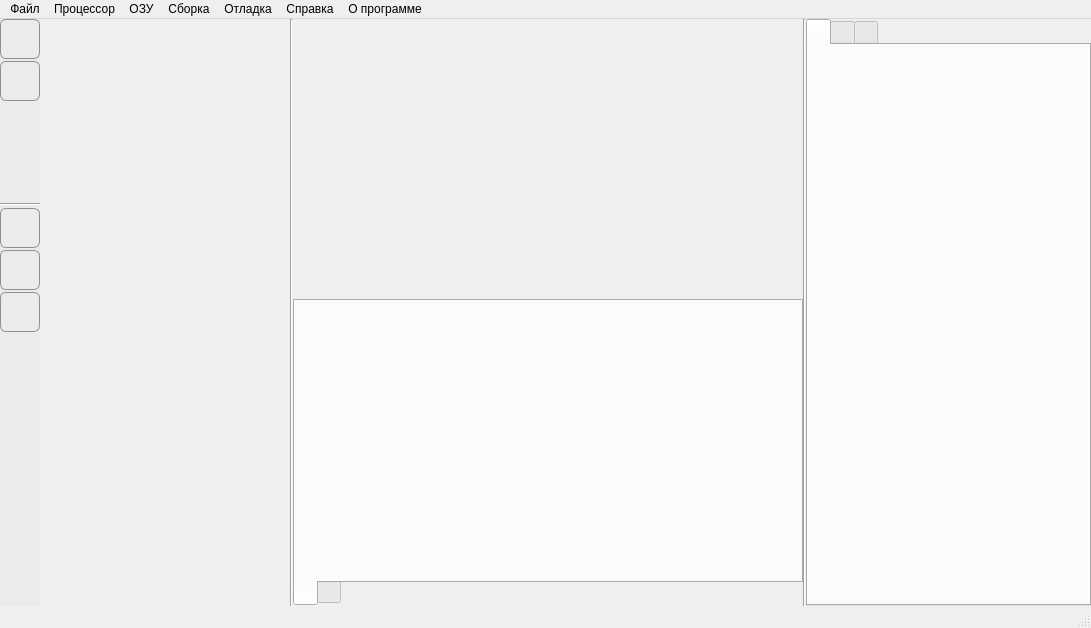
Above: mainwindow.ui from Buvaluy/VirtualMachine before the change. Below: the same form after it.
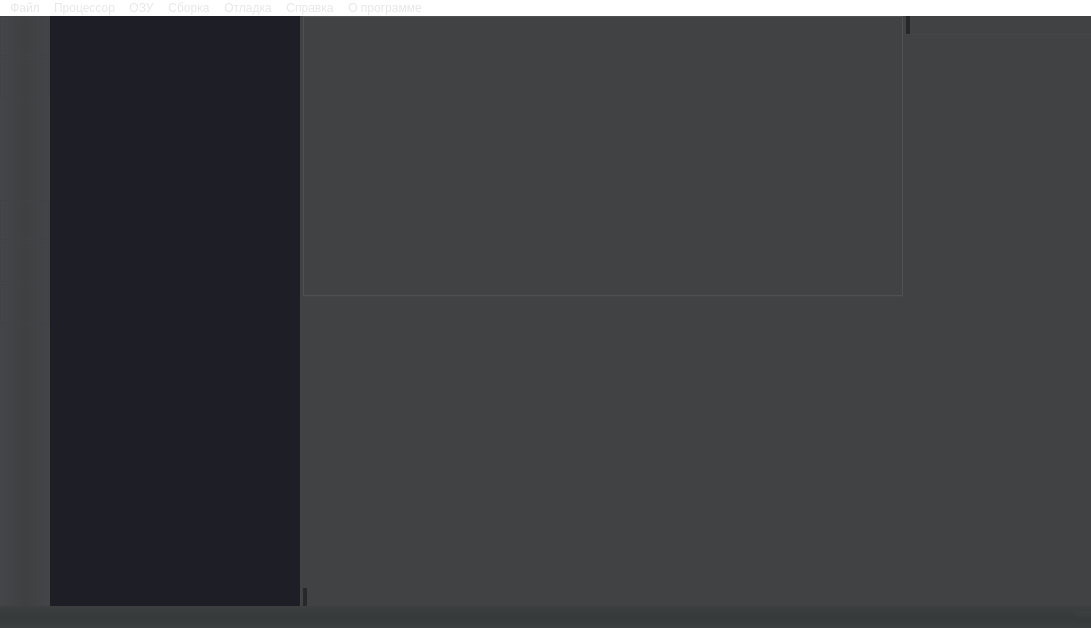
That is the form after the change. Icons and pictures are not drawn.

The edit to the form file:
```diff
--- a/mainwindow.ui
+++ b/mainwindow.ui
@@ -17,6 +17,12 @@
    <iconset resource="res.qrc">
     <normaloff>:/Icon.ico</normaloff>:/Icon.ico</iconset>
   </property>
+  <property name="styleSheet">
+   <string notr="true">QWidget {
+	
+	background-color: rgb(255, 255, 255);
+}</string>
+  </property>
   <property name="iconSize">
    <size>
     <width>36</width>
@@ -24,6 +30,14 @@
    </size>
   </property>
   <widget class="QWidget" name="centralWidget">
+   <property name="styleSheet">
+    <string notr="true">QWidget {
+	border: 0px;
+	color: rgb(236, 236, 236);
+	background-color: rgb(64, 66, 68);
+	font: 14pt &quot;Consolas&quot;;
+}</string>
+   </property>
    <layout class="QHBoxLayout" name="horizontalLayout">
     <property name="spacing">
      <number>0</number>
@@ -44,20 +58,19 @@
      <widget class="QWidget" name="widget_3" native="true">
       <property name="minimumSize">
        <size>
-        <width>40</width>
+        <width>50</width>
         <height>0</height>
        </size>
       </property>
       <property name="maximumSize">
        <size>
-        <width>40</width>
+        <width>50</width>
         <height>16777215</height>
        </size>
       </property>
       <property name="styleSheet">
        <string notr="true">QWidget {
-	
-	background-color: rgb(235, 235, 235);
+background-color: qlineargradient(spread:reflect, x1:0, y1:0, x2:0.517045, y2:0, stop:0 rgba(67, 69, 72, 255), stop:1 rgba(62, 64, 66, 255));
 }</string>
       </property>
       <layout class="QVBoxLayout" name="verticalLayout_9">
@@ -80,13 +93,13 @@
         <widget class="QPushButton" name="btnCode">
          <property name="minimumSize">
           <size>
-           <width>40</width>
+           <width>50</width>
            <height>40</height>
           </size>
          </property>
          <property name="maximumSize">
           <size>
-           <width>40</width>
+           <width>50</width>
            <height>40</height>
           </size>
          </property>
@@ -95,10 +108,7 @@
          </property>
          <property name="styleSheet">
           <string notr="true">QPushButton {
-    border: 1px solid #8f8f91;
-    border-radius: 6px;
-    background-color: qlineargradient(x1: 0, y1: 0, x2: 0, y2: 1,
-                                      stop: 0 #f6f7fa, stop: 1 #dadbde);
+	border: 1px solid rgb(64, 66, 69);
 }
 
 QPushButton:pressed {
@@ -136,13 +146,13 @@
         <widget class="QPushButton" name="btnDebug">
          <property name="minimumSize">
           <size>
-           <width>40</width>
+           <width>50</width>
            <height>40</height>
           </size>
          </property>
          <property name="maximumSize">
           <size>
-           <width>40</width>
+           <width>50</width>
            <height>40</height>
           </size>
          </property>
@@ -151,10 +161,7 @@
          </property>
          <property name="styleSheet">
           <string notr="true">QPushButton {
-    border: 1px solid #8f8f91;
-    border-radius: 6px;
-    background-color: qlineargradient(x1: 0, y1: 0, x2: 0, y2: 1,
-                                      stop: 0 #f6f7fa, stop: 1 #dadbde);
+	border: 1px solid rgb(64, 66, 69);
 }
 
 QPushButton:pressed {
@@ -204,24 +211,17 @@
          </property>
         </spacer>
        </item>
-       <item>
-        <widget class="Line" name="line">
-         <property name="orientation">
-          <enum>Qt::Horizontal</enum>
-         </property>
-        </widget>
-       </item>
        <item>
         <widget class="QPushButton" name="btnCompile">
          <property name="minimumSize">
           <size>
-           <width>0</width>
+           <width>50</width>
            <height>40</height>
           </size>
          </property>
          <property name="maximumSize">
           <size>
-           <width>40</width>
+           <width>50</width>
            <height>40</height>
           </size>
          </property>
@@ -230,10 +230,7 @@
          </property>
          <property name="styleSheet">
           <string notr="true">QPushButton {
-    border: 1px solid #8f8f91;
-    border-radius: 6px;
-    background-color: qlineargradient(x1: 0, y1: 0, x2: 0, y2: 1,
-                                      stop: 0 #f6f7fa, stop: 1 #dadbde);
+	border: 1px solid rgb(64, 66, 69);
 }
 
 QPushButton:pressed {
@@ -266,15 +263,18 @@
        </item>
        <item>
         <widget class="QPushButton" name="btnRun">
+         <property name="enabled">
+          <bool>false</bool>
+         </property>
          <property name="minimumSize">
           <size>
-           <width>40</width>
+           <width>50</width>
            <height>40</height>
           </size>
          </property>
          <property name="maximumSize">
           <size>
-           <width>40</width>
+           <width>50</width>
            <height>40</height>
           </size>
          </property>
@@ -283,10 +283,7 @@
          </property>
          <property name="styleSheet">
           <string notr="true">QPushButton {
-    border: 1px solid #8f8f91;
-    border-radius: 6px;
-    background-color: qlineargradient(x1: 0, y1: 0, x2: 0, y2: 1,
-                                      stop: 0 #f6f7fa, stop: 1 #dadbde);
+	border: 1px solid rgb(64, 66, 69);
 }
 
 QPushButton:pressed {
@@ -319,15 +316,18 @@
        </item>
        <item>
         <widget class="QPushButton" name="btnNext">
+         <property name="enabled">
+          <bool>false</bool>
+         </property>
          <property name="minimumSize">
           <size>
-           <width>40</width>
+           <width>50</width>
            <height>40</height>
           </size>
          </property>
          <property name="maximumSize">
           <size>
-           <width>40</width>
+           <width>50</width>
            <height>40</height>
           </size>
          </property>
@@ -336,10 +336,7 @@
          </property>
          <property name="styleSheet">
           <string notr="true">QPushButton {
-    border: 1px solid #8f8f91;
-    border-radius: 6px;
-    background-color: qlineargradient(x1: 0, y1: 0, x2: 0, y2: 1,
-                                      stop: 0 #f6f7fa, stop: 1 #dadbde);
+	border: 1px solid rgb(64, 66, 69);
 }
 
 QPushButton:pressed {
@@ -404,6 +401,12 @@
        <number>0</number>
       </property>
       <widget class="QWidget" name="page">
+       <property name="styleSheet">
+        <string notr="true">background-color: rgb(30, 30, 39);
+color: rgb(231, 231, 231);
+border: 0px;
+font: 14pt &quot;Consolas&quot;;</string>
+       </property>
        <layout class="QVBoxLayout" name="verticalLayout_8">
         <property name="spacing">
          <number>0</number>
@@ -473,13 +476,13 @@
        <widget class="QWidget" name="widget_2" native="true">
         <property name="minimumSize">
          <size>
-          <width>510</width>
+          <width>600</width>
           <height>280</height>
          </size>
         </property>
         <property name="maximumSize">
          <size>
-          <width>510</width>
+          <width>600</width>
           <height>280</height>
          </size>
         </property>
@@ -503,16 +506,19 @@
           <widget class="QWidget" name="widget" native="true">
            <property name="minimumSize">
             <size>
-             <width>510</width>
+             <width>600</width>
              <height>280</height>
             </size>
            </property>
            <property name="maximumSize">
             <size>
-             <width>510</width>
+             <width>600</width>
              <height>280</height>
             </size>
            </property>
+           <property name="styleSheet">
+            <string notr="true">border: 1px solid rgb(80, 80, 80);</string>
+           </property>
            <layout class="QVBoxLayout" name="verticalLayout_4">
             <property name="spacing">
              <number>0</number>
@@ -546,16 +552,45 @@
        <widget class="QTabWidget" name="tabRamConsole">
         <property name="minimumSize">
          <size>
-          <width>510</width>
+          <width>600</width>
           <height>0</height>
          </size>
         </property>
         <property name="maximumSize">
          <size>
-          <width>510</width>
+          <width>600</width>
           <height>16777215</height>
          </size>
         </property>
+        <property name="styleSheet">
+         <string notr="true">QTabWidget::pane { /* The tab widget frame */
+    border-top: 1px solid rgb(70, 70, 70);
+}
+
+QTabWidget::tab-bar {
+	border-top: 1px solid rgb(70, 70, 70);
+}
+
+/* Style the tab using the tab sub-control. Note that
+    it reads QTabBar _not_ QTabWidget */
+QTabBar::tab {
+	background-color: rgb(64, 66, 68);
+	padding: 2px;
+}
+
+QTabBar::tab:selected, QTabBar::tab:hover {
+background-color: rgb(38, 40, 41);
+}
+
+QTabBar::tab:selected {
+	
+	background-color: rgb(38, 40, 41);
+}
+
+QTabBar::tab:!selected {
+    margin-top: 0px; /* make non-selected tabs look smaller */
+}</string>
+        </property>
         <property name="tabPosition">
          <enum>QTabWidget::South</enum>
         </property>
@@ -655,6 +690,38 @@
     </item>
     <item>
      <widget class="QTabWidget" name="tabDevise">
+      <property name="layoutDirection">
+       <enum>Qt::LeftToRight</enum>
+      </property>
+      <property name="styleSheet">
+       <string notr="true">QTabWidget::pane { /* The tab widget frame */
+    border-top: 1px solid rgb(70, 70, 70);
+}
+
+QTabWidget::tab-bar {
+	border-top: 1px solid rgb(70, 70, 70);
+}
+
+/* Style the tab using the tab sub-control. Note that
+    it reads QTabBar _not_ QTabWidget */
+QTabBar::tab {
+	background-color: rgb(64, 66, 68);
+	padding: 2px;
+}
+
+QTabBar::tab:selected, QTabBar::tab:hover {
+background-color: rgb(38, 40, 41);
+}
+
+QTabBar::tab:selected {
+	
+	background-color: rgb(38, 40, 41);
+}
+
+QTabBar::tab:!selected {
+    margin-top: 0px; /* make non-selected tabs look smaller */
+}</string>
+      </property>
       <property name="tabPosition">
        <enum>QTabWidget::North</enum>
       </property>
@@ -667,6 +734,9 @@
         <height>30</height>
        </size>
       </property>
+      <property name="usesScrollButtons">
+       <bool>false</bool>
+      </property>
       <widget class="QWidget" name="tab_6">
        <attribute name="icon">
         <iconset resource="res.qrc">
@@ -710,9 +780,53 @@
      <x>0</x>
      <y>0</y>
      <width>1091</width>
-     <height>21</height>
+     <height>22</height>
     </rect>
    </property>
+   <property name="styleSheet">
+    <string notr="true">QMenuBar {
+	color: rgb(231, 231, 231);
+	font: 12pt &quot;Consolas&quot;;
+	background-color: qlineargradient(spread:reflect, x1:0, y1:1, x2:0, y2:0.523, 			stop:0 rgba(60, 63, 64, 255), stop:1 rgba(55, 58, 59, 255));
+}
+
+QMenuBar::item {
+    spacing: 3px; /* spacing between menu bar items */
+    padding: 1px 4px;
+    background: transparent;
+    border-radius: 2px;
+}
+
+QMenuBar::item:selected { /* when selected using mouse or keyboard */
+    
+	background-color: qlineargradient(spread:reflect, x1:0, y1:0, x2:0.517045, y2:0, stop:0 rgba(127, 131, 135, 255), stop:1 rgba(96, 99, 102, 255));
+}
+
+QMenuBar::item:pressed {
+   
+	background-color: qlineargradient(spread:reflect, x1:0, y1:0, x2:0.517045, y2:0, stop:0 rgba(127, 131, 135, 255), stop:1 rgba(96, 99, 102, 255));
+}
+
+
+QMenu {
+	color: rgb(231, 231, 231);
+	font: 12pt &quot;Consolas&quot;;
+	
+	background-color: rgb(63, 65, 67);
+    margin: 2px; /* some spacing around the menu */
+}
+
+QMenu::item {
+    padding: 2px 25px 2px 20px;
+    border: 1px solid transparent; /* reserve space for selection border */
+}
+
+QMenu::item:selected {
+    border-color: darkblue;
+    background: rgba(100, 100, 100, 150);
+}
+</string>
+   </property>
    <widget class="QMenu" name="menu">
     <property name="title">
      <string>Файл</string>
@@ -767,7 +881,11 @@
    <addaction name="menu_6"/>
    <addaction name="menu_7"/>
   </widget>
-  <widget class="QStatusBar" name="statusBar"/>
+  <widget class="QStatusBar" name="statusBar">
+   <property name="styleSheet">
+    <string notr="true">background-color: qlineargradient(spread:reflect, x1:0, y1:1, x2:0, y2:0.523, stop:0 rgba(60, 63, 64, 255), stop:1 rgba(55, 58, 59, 255));</string>
+   </property>
+  </widget>
   <action name="actionCompiler">
    <property name="icon">
     <iconset resource="res.qrc">
```
Left out of the diff: 33 changed lines with no effect on the pictures.
